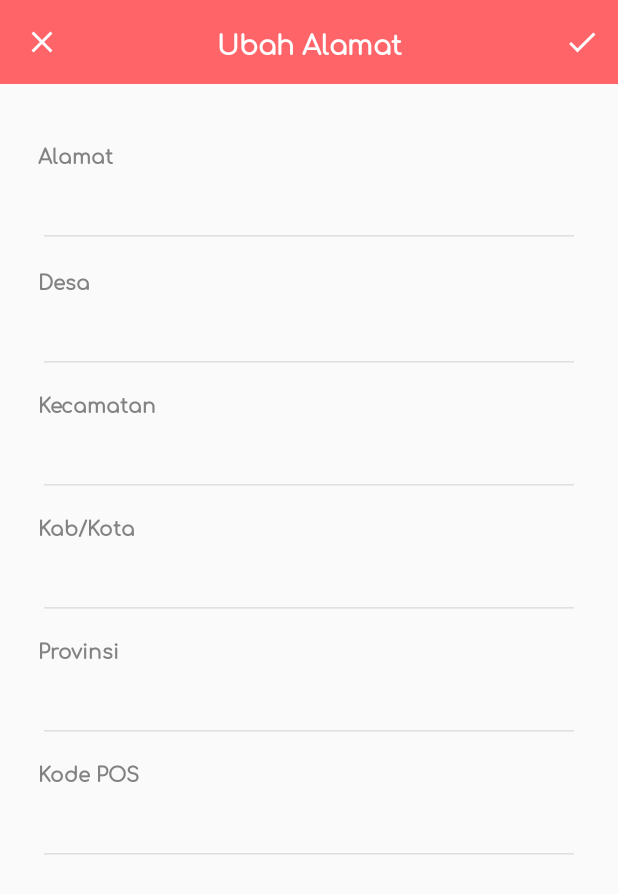
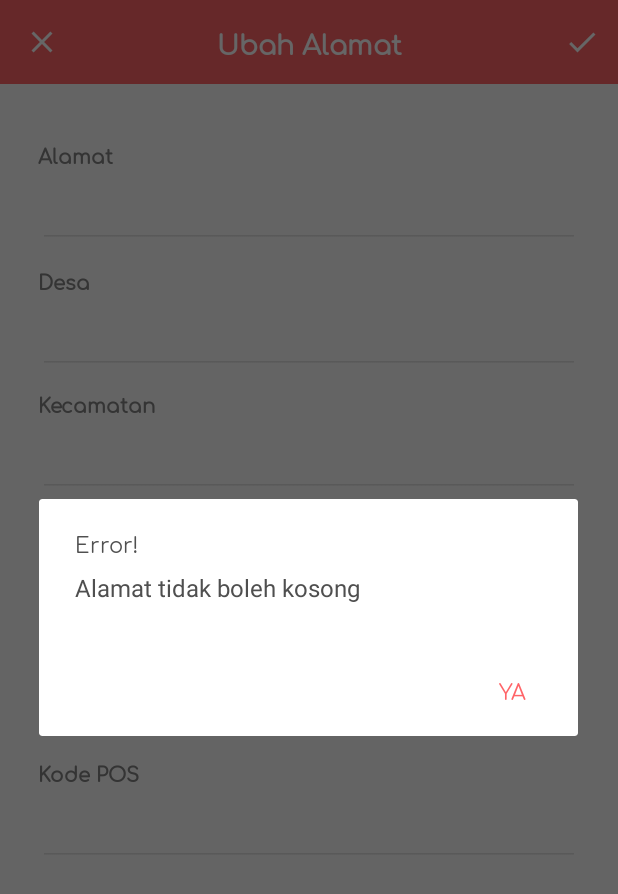
Before and after one commit to ajirea/safarea-project, an Android app: the SettingAddressFragment screen opened through its navigation route, after a tap on "Simpan", on a phone screen of 412 x 824 dp. Shown: the top 894 px of the screen. Run offline under Robolectric (Android 15) with nearby library versions, the phone set to English and light mode, and no system bars; our stand-ins replace Volley; pictures from the network do not load; 1 statement that could not run was skipped.

Commit message:
API Implementation: Edit user login address

```diff
--- a/app/src/main/java/com/perjalanan/safarea/fragments/SettingAccountFragment.java
+++ b/app/src/main/java/com/perjalanan/safarea/fragments/SettingAccountFragment.java
@@ -146,7 +146,7 @@ public class SettingAccountFragment extends Fragment {
      * @return Boolean
      */
     private Boolean isEmpty(EditText item) {
-        return fieldStoreName.getText().toString().trim().equals("");
+        return item.getText().toString().trim().equals("");
     }
 
     /**
--- a/app/src/main/java/com/perjalanan/safarea/fragments/SettingAddressFragment.java
+++ b/app/src/main/java/com/perjalanan/safarea/fragments/SettingAddressFragment.java
@@ -1,6 +1,8 @@
 package com.perjalanan.safarea.fragments;
 
 
+import android.app.AlertDialog;
+import android.content.Context;
 import android.os.Bundle;
 
 import androidx.annotation.NonNull;
@@ -13,18 +15,34 @@ import android.view.View;
 import android.view.ViewGroup;
 import android.widget.EditText;
 
+import com.android.volley.Request;
+import com.android.volley.RequestQueue;
+import com.android.volley.toolbox.StringRequest;
+import com.android.volley.toolbox.Volley;
 import com.perjalanan.safarea.R;
 import com.perjalanan.safarea.SettingActivity;
 import com.perjalanan.safarea.data.User;
+import com.perjalanan.safarea.helpers.ProgressDialogHelper;
+import com.perjalanan.safarea.repositories.RequestGlobalHeaders;
+import com.perjalanan.safarea.repositories.ServerAPI;
 import com.perjalanan.safarea.repositories.UserLocalStore;
+
+import org.json.JSONException;
+import org.json.JSONObject;
+
+import java.util.HashMap;
+import java.util.Map;
 
 /**
  * Fragment untuk menampilkan pengaturan alamat dropshipper
  */
 public class SettingAddressFragment extends Fragment {
 
+    private Context context;
     private User user;
     private UserLocalStore userLocalStore;
+    private RequestQueue requestQueue;
+    private EditText fieldAddress, fieldVillage, fieldDistrict, fieldCity, fieldProvince, fieldPos;
 
     @Override
     public View onCreateView(LayoutInflater inflater, ViewGroup container,
@@ -35,16 +53,22 @@ public class SettingAddressFragment extends Fragment {
         // atur fragment agar memiliki akses ke toolbar
         setHasOptionsMenu(true);
 
+        context = container.getContext();
+
         // load data
         userLocalStore = new UserLocalStore(container.getContext());
         user = userLocalStore.getLoggedInUser();
 
-        EditText fieldAddress = view.findViewById(R.id.fieldAddress);
-        EditText fieldVillage = view.findViewById(R.id.fieldVillage);
-        EditText fieldDistrict = view.findViewById(R.id.fieldDistrict);
-        EditText fieldCity = view.findViewById(R.id.fieldCity);
-        EditText fieldProvince = view.findViewById(R.id.fieldProvince);
-        EditText fieldPos = view.findViewById(R.id.fieldPos);
+        // instantiate request queue
+        requestQueue = Volley.newRequestQueue(context);
+
+        // get components
+        fieldAddress = view.findViewById(R.id.fieldAddress);
+        fieldVillage = view.findViewById(R.id.fieldVillage);
+        fieldDistrict = view.findViewById(R.id.fieldDistrict);
+        fieldCity = view.findViewById(R.id.fieldCity);
+        fieldProvince = view.findViewById(R.id.fieldProvince);
+        fieldPos = view.findViewById(R.id.fieldPos);
 
         // set text
         fieldAddress.setText(user.getAddress());
@@ -57,15 +81,22 @@ public class SettingAddressFragment extends Fragment {
         // atur toolbar title
         try {
             ((SettingActivity) getActivity()).setToolbarTitle(getString(R.string.text_change_address));
-        } catch (NullPointerException e) {}
+            ((SettingActivity) getActivity()).getToolbar().setOnMenuItemClickListener(item -> {
+                if(item.getItemId() == R.id.save_item)
+                    saveAddress();
+                return false;
+            });
+        } catch (NullPointerException e) {
+            e.getStackTrace();
+        }
 
         return view;
     }
 
     /**
      * Menambahkan menu item ke toolbar (menu item di sini adalah tombol centang)
-     * @param menu
-     * @param inflater
+     * @param menu Menu
+     * @param inflater MenuInflater
      */
     @Override
     public void onCreateOptionsMenu(@NonNull Menu menu, @NonNull MenuInflater inflater) {
@@ -73,4 +104,93 @@ public class SettingAddressFragment extends Fragment {
         super.onCreateOptionsMenu(menu, inflater);
     }
 
+    /**
+     * Menu untuk memeriksa apakah komponen edit teks kosong atau tidak
+     * @param item EditText
+     * @return Boolean
+     */
+    private static Boolean isTextEmpty(EditText item) {
+        return item.getText().toString().trim().equals("");
+    }
+
+    /**
+     * Method untuk menyimpan alamat
+     */
+    private void saveAddress() {
+        ProgressDialogHelper pdh = new ProgressDialogHelper(context);
+        pdh.setMessage(getString(R.string.text_saving));
+
+        AlertDialog.Builder alert = new AlertDialog.Builder(context).setTitle("Error!")
+                .setPositiveButton(R.string.alert_yes_btn, null);
+
+        boolean valid = false;
+
+        if(isTextEmpty(fieldAddress)) {
+            alert.setMessage("Alamat tidak boleh kosong").show();
+        } else if(isTextEmpty(fieldVillage)) {
+            alert.setMessage("Desa tidak boleh kosong").show();
+        } else if(isTextEmpty(fieldDistrict)) {
+            alert.setMessage("Kecamatan tidak boleh kosong").show();
+        } else if(isTextEmpty(fieldCity)) {
+            alert.setMessage("Kab/Kota tidak boleh kosong").show();
+        } else if(isTextEmpty(fieldProvince)) {
+            alert.setMessage("Provinsi tidak boleh kosong").show();
+        } else if(isTextEmpty(fieldPos)) {
+            alert.setMessage("Kode POS tidak boleh kosong").show();
+        } else {
+            valid = true;
+        }
+
+        if(!valid) return;
+
+        pdh.show();
+        String url = ServerAPI.CHANGE_ADDRESS_ACCOUNT;
+        StringRequest request = new StringRequest(Request.Method.POST, url, response -> {
+
+            try {
+                JSONObject resp = new JSONObject(response);
+                if(resp.getBoolean("status")) {
+                    user.setAddress(fieldAddress.getText().toString());
+                    user.setVillage(fieldVillage.getText().toString());
+                    user.setDistrict(fieldDistrict.getText().toString());
+                    user.setCity(fieldCity.getText().toString());
+                    user.setProvince(fieldProvince.getText().toString());
+                    user.setPostalCode(fieldPos.getText().toString());
+
+                    userLocalStore.storeUserData(user);
+
+                    alert.setTitle("Sukses");
+                }
+
+                alert.setMessage(resp.getJSONObject("data").getString("message"))
+                        .show();
+
+            } catch (JSONException e) {
+                alert.setMessage(e.getMessage()).show();
+                e.printStackTrace();
+            }
+            pdh.dismiss();
+        }, error -> pdh.dismiss()) {
+            @Override
+            public Map<String, String> getHeaders() {
+                return RequestGlobalHeaders.get(context);
+            }
+
+            @Override
+            protected Map<String, String> getParams() {
+                Map<String, String> params = new HashMap<>();
+                params.put("address", fieldAddress.getText().toString());
+                params.put("village", fieldVillage.getText().toString());
+                params.put("district", fieldDistrict.getText().toString());
+                params.put("city", fieldCity.getText().toString());
+                params.put("province", fieldProvince.getText().toString());
+                params.put("postal_code", fieldPos.getText().toString());
+
+                return params;
+            }
+        };
+
+        requestQueue.add(request);
+    }
+
 }
--- a/app/src/main/java/com/perjalanan/safarea/repositories/ServerAPI.java
+++ b/app/src/main/java/com/perjalanan/safarea/repositories/ServerAPI.java
@@ -7,4 +7,6 @@ public class ServerAPI {
     public static final String AUTH_LOGIN = API_URL.concat("auth/login");
     public static final String EDIT_ACCOUNT = API_URL.concat("user/");
     public static final String CHANGE_PASSWORD_ACCOUNT = API_URL.concat("user/change-password");
+    public static final String CHANGE_ADDRESS_ACCOUNT = API_URL.concat("user/address");
+
 }
--- a/app/src/main/res/values/strings.xml
+++ b/app/src/main/res/values/strings.xml
@@ -42,6 +42,7 @@
     <string name="alert_yes_btn">Ya</string>
     <string name="alert_no_btn">Tidak</string>
     <string name="alert_saving_password">Sedang mengganti password&#8230;</string>
+    <string name="alert_success_saving">Sukses menyimpan %s</string>
 
     <!-- String validation -->
     <string name="validation_required_uname_passwd">Nama pengguna dan Kata Sandi harus di isi.</string>
```
